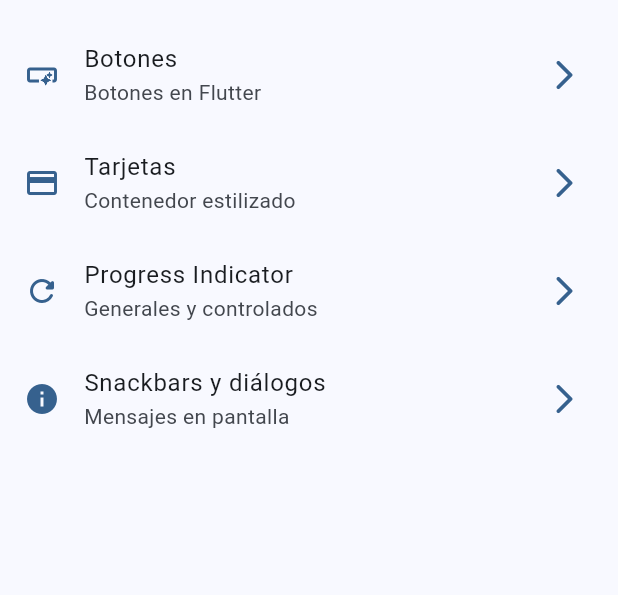
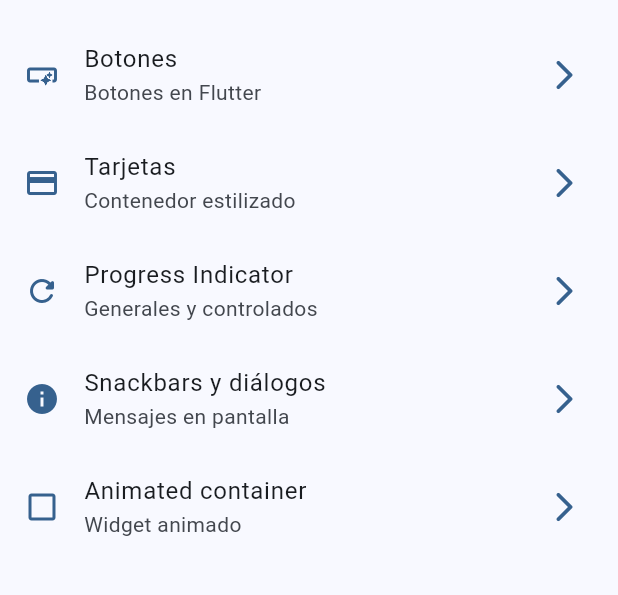
Before and after one commit to HitMonChann/widgets_app, a Flutter app: the screen it shows after launch, on a phone screen of 412 x 824 dp, the part 63-658 px from its top. Run offline on Flutter 3.47's test engine with Material 3 defaults, Android fonts, the phone set to English and light mode, and no system bars; our stand-ins replace fluttertoast, go_router.

Commit message:
[WIP] - Animated Container

```diff
--- a/lib/config/menu/menu_items.dart
+++ b/lib/config/menu/menu_items.dart
@@ -38,4 +38,10 @@ const appMenuItems = <MenuItem>[
     link: '/snackbars',
     icon: Icons.info,
   ),
+  MenuItem(
+    title: 'Animated container',
+    subTitle: 'Widget animado',
+    link: '/animated',
+    icon: Icons.check_box_outline_blank_outlined,
+  ),
 ];
--- a/lib/config/router/app_router.dart
+++ b/lib/config/router/app_router.dart
@@ -25,5 +25,9 @@ final router = GoRouter(
       path: '/snackbars',
       builder: (context, state) => const SnackbarScreen(),
     ),
+    GoRoute(
+      path: '/animated',
+      builder: (context, state) => const AnimatedScreen(),
+    ),
   ],
 );
```
Also changed, not shown: lib/presentation/screens/animated/animated_screen.dart (+41 -1 lines).
